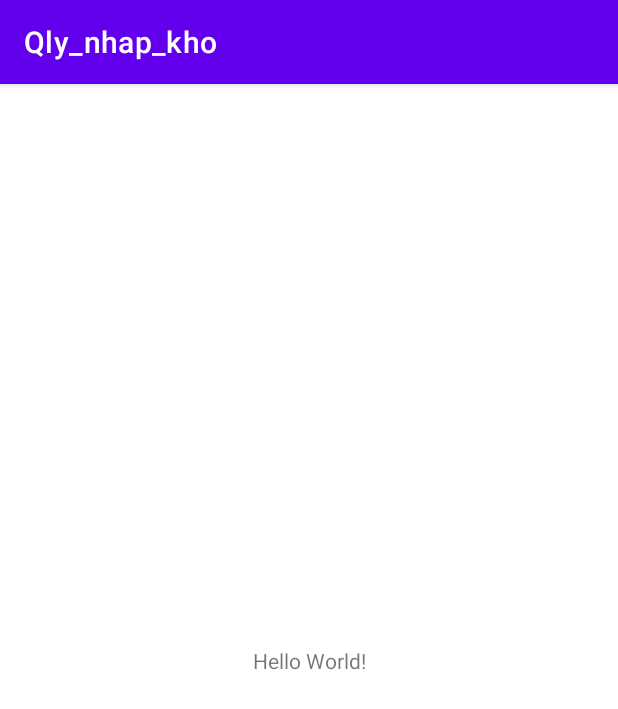
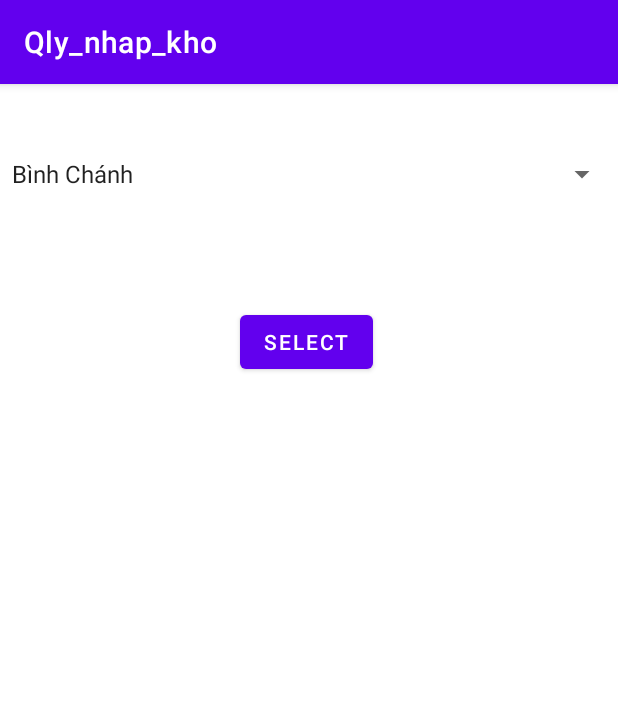
Before and after one commit to lvsang1504/App-Quan-Ly-Nhap-Kho, an Android app: the screen it shows after launch (MainActivity), on a phone screen of 412 x 824 dp. Shown: the top 709 px of the screen. Run offline under Robolectric (Android 15) with nearby library versions, the phone set to English and light mode, and no system bars.

Commit message:
trang dau

```diff
--- a/app/src/main/AndroidManifest.xml
+++ b/app/src/main/AndroidManifest.xml
@@ -10,6 +10,9 @@
         android:supportsRtl="true"
         android:theme="@style/Theme.Qly_nhap_kho">
         <activity
+            android:name=".MainActivity2"
+            android:exported="false" />
+        <activity
             android:name=".MainActivity"
             android:exported="true">
             <intent-filter>
--- /dev/null
+++ b/app/src/main/java/com/nhom2/qly_nhap_kho/Kho.java
@@ -0,0 +1,26 @@
+package com.nhom2.qly_nhap_kho;
+
+public class Kho {
+    private String MaKho,TenKho;
+
+    public Kho(String maKho, String tenKho) {
+        MaKho = maKho;
+        TenKho = tenKho;
+    }
+
+    public void setMaKho(String maKho) {
+        MaKho = maKho;
+    }
+
+    public void setTenKho(String tenKho) {
+        TenKho = tenKho;
+    }
+
+    public String getMaKho() {
+        return MaKho;
+    }
+
+    public String getTenKho() {
+        return TenKho;
+    }
+}
--- a/app/src/main/java/com/nhom2/qly_nhap_kho/MainActivity.java
+++ b/app/src/main/java/com/nhom2/qly_nhap_kho/MainActivity.java
@@ -2,13 +2,76 @@ package com.nhom2.qly_nhap_kho;
 
 import androidx.appcompat.app.AppCompatActivity;
 
+import android.content.Intent;
+import android.database.Cursor;
 import android.os.Bundle;
+import android.view.View;
+import android.widget.ArrayAdapter;
+import android.widget.Button;
+import android.widget.Spinner;
+import android.widget.Toast;
+
+import java.util.ArrayList;
 
 public class MainActivity extends AppCompatActivity {
 
+    NhapKhoHelper nhapKhoHelper;
+    Spinner spinnerKho;
+    Button buttonSelect;
     @Override
     protected void onCreate(Bundle savedInstanceState) {
         super.onCreate(savedInstanceState);
         setContentView(R.layout.activity_main);
+
+
+        spinnerKho=(Spinner) findViewById(R.id.spinner1);
+        buttonSelect=(Button) findViewById(R.id.Select);
+
+        ArrayList<Kho> arrayKho=new ArrayList<Kho>();
+        ArrayList<String> arrayTenKho=new ArrayList<String>();
+
+
+        //Tao database
+        nhapKhoHelper=new NhapKhoHelper(this,"NhapKho.sqlite",null,1);
+
+        //Tao bang
+        nhapKhoHelper.QueryData("CREATE TABLE IF NOT EXISTS Kho(MaKho VARCHAR(5),TenKho VARCHAR(100))");
+
+        nhapKhoHelper.QueryData("CREATE TABLE IF NOT EXISTS PhieuNhap(SoPhieu INTEGER,NgayLap VARCHAR,MaKho VARCHAR(5))");
+
+        //Them du lieu
+        nhapKhoHelper.QueryData("delete from Kho");
+        nhapKhoHelper.QueryData("INSERT INTO Kho VALUES ('K1','Bình Chánh')");
+        nhapKhoHelper.QueryData("INSERT INTO Kho VALUES ('K2','Tân Phú')");
+        nhapKhoHelper.QueryData("INSERT INTO Kho VALUES ('K3','Thủ Đức')");
+
+        //Hien thi
+
+        Cursor dataKho= nhapKhoHelper.GetData("SELECT * FROM Kho");
+        Kho kho;
+        while(dataKho.moveToNext()){
+            kho=new Kho(dataKho.getString(0),dataKho.getString(1));
+            arrayKho.add(kho);
+            arrayTenKho.add(kho.getTenKho());
+        }
+        ArrayAdapter arrayAdapter=new ArrayAdapter(this, android.R.layout.simple_spinner_item,arrayTenKho);
+        spinnerKho.setAdapter(arrayAdapter);
+
+        buttonSelect.setOnClickListener(new View.OnClickListener() {
+            @Override
+            public void onClick(View view) {
+                Intent i = new Intent(MainActivity.this,MainActivity2.class);
+
+                Cursor dataKho= nhapKhoHelper.GetData("SELECT * FROM Kho WHERE TenKho='"+spinnerKho.getSelectedItem().toString()+"'");
+                String ma="";
+                while(dataKho.moveToNext()){
+                    ma=dataKho.getString(0);
+
+                }
+
+                i.putExtra("key1",ma);
+                startActivity(i);
+            }
+        });
     }
 }
--- /dev/null
+++ b/app/src/main/java/com/nhom2/qly_nhap_kho/NhapKhoHelper.java
@@ -0,0 +1,36 @@
+package com.nhom2.qly_nhap_kho;
+
+import android.content.Context;
+import android.database.Cursor;
+import android.database.sqlite.SQLiteDatabase;
+import android.database.sqlite.SQLiteOpenHelper;
+
+import androidx.annotation.Nullable;
+
+public class NhapKhoHelper extends SQLiteOpenHelper {
+    public NhapKhoHelper(@Nullable Context context, @Nullable String name, @Nullable SQLiteDatabase.CursorFactory factory, int version) {
+        super(context, name, factory, version);
+    }
+
+    //Truy van khong tra ket qua
+    public void QueryData(String sql){
+        SQLiteDatabase database=getWritableDatabase();
+        database.execSQL(sql);
+    }
+
+    //Truy van tra ket qua
+    public Cursor GetData(String sql){
+        SQLiteDatabase database=getReadableDatabase();
+        return database.rawQuery(sql,null);
+    }
+
+    @Override
+    public void onCreate(SQLiteDatabase sqLiteDatabase) {
+
+    }
+
+    @Override
+    public void onUpgrade(SQLiteDatabase sqLiteDatabase, int i, int i1) {
+
+    }
+}
--- a/app/src/main/res/layout/activity_main.xml
+++ b/app/src/main/res/layout/activity_main.xml
@@ -4,15 +4,31 @@
     xmlns:tools="http://schemas.android.com/tools"
     android:layout_width="match_parent"
     android:layout_height="match_parent"
-    tools:context=".MainActivity">
 
-    <TextView
+    tools:context=".MainActivity"
+    >
+
+    <Spinner
+        android:id="@+id/spinner1"
+        android:layout_width="match_parent"
+        android:layout_height="wrap_content"
+        android:layout_alignParentStart="true"
+        android:layout_alignParentTop="true"
+        android:layout_marginTop="48dp"
+        app:layout_constraintStart_toStartOf="parent"
+        app:layout_constraintTop_toTopOf="parent" />
+
+    <Button
+        android:id="@+id/Select"
         android:layout_width="wrap_content"
         android:layout_height="wrap_content"
-        android:text="Hello World!"
-        app:layout_constraintBottom_toBottomOf="parent"
-        app:layout_constraintLeft_toLeftOf="parent"
-        app:layout_constraintRight_toRightOf="parent"
-        app:layout_constraintTop_toTopOf="parent" />
-
+        android:layout_alignParentStart="true"
+        android:layout_alignParentTop="true"
+        android:layout_alignParentEnd="true"
+        android:layout_alignParentBottom="true"
+        android:layout_marginStart="160dp"
+        android:layout_marginTop="76dp"
+        android:text="Select"
+        app:layout_constraintStart_toStartOf="parent"
+        app:layout_constraintTop_toBottomOf="@+id/spinner1" />
 </androidx.constraintlayout.widget.ConstraintLayout>
```
Also changed, not shown: app/src/main/java/com/nhom2/qly_nhap_kho/KhoAdapter.java (added, +43 -0 lines), app/src/main/java/com/nhom2/qly_nhap_kho/MainActivity2.java (added, +23 -0 lines), app/src/main/res/layout/activity_main2.xml (added, +18 -0 lines).
